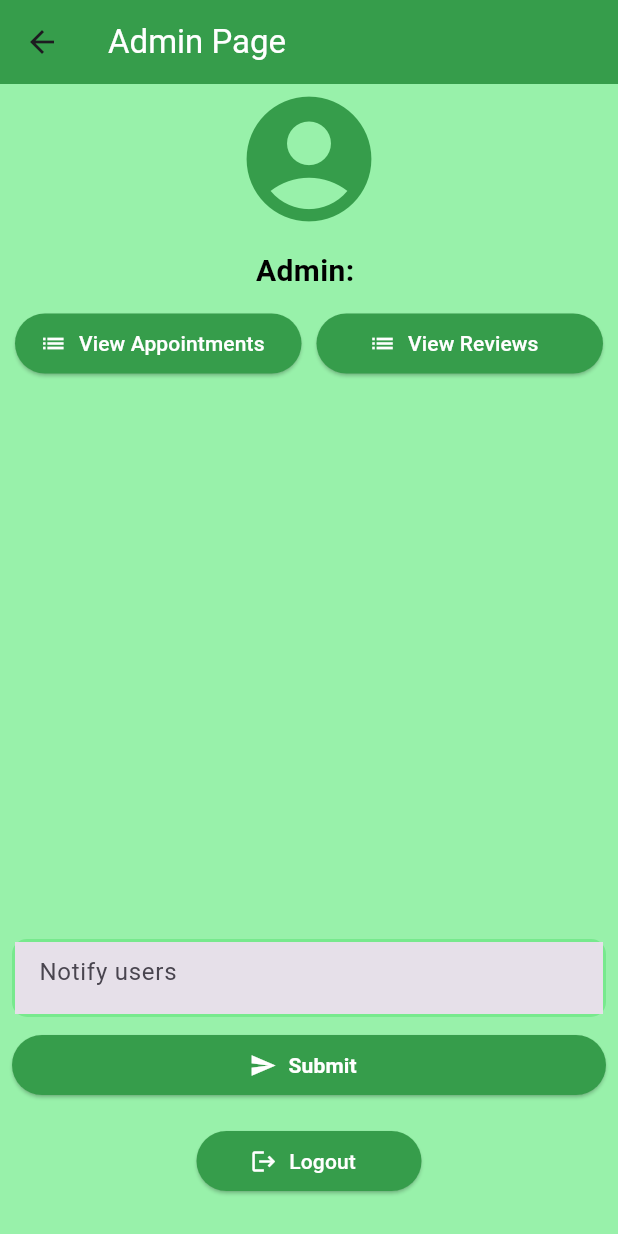
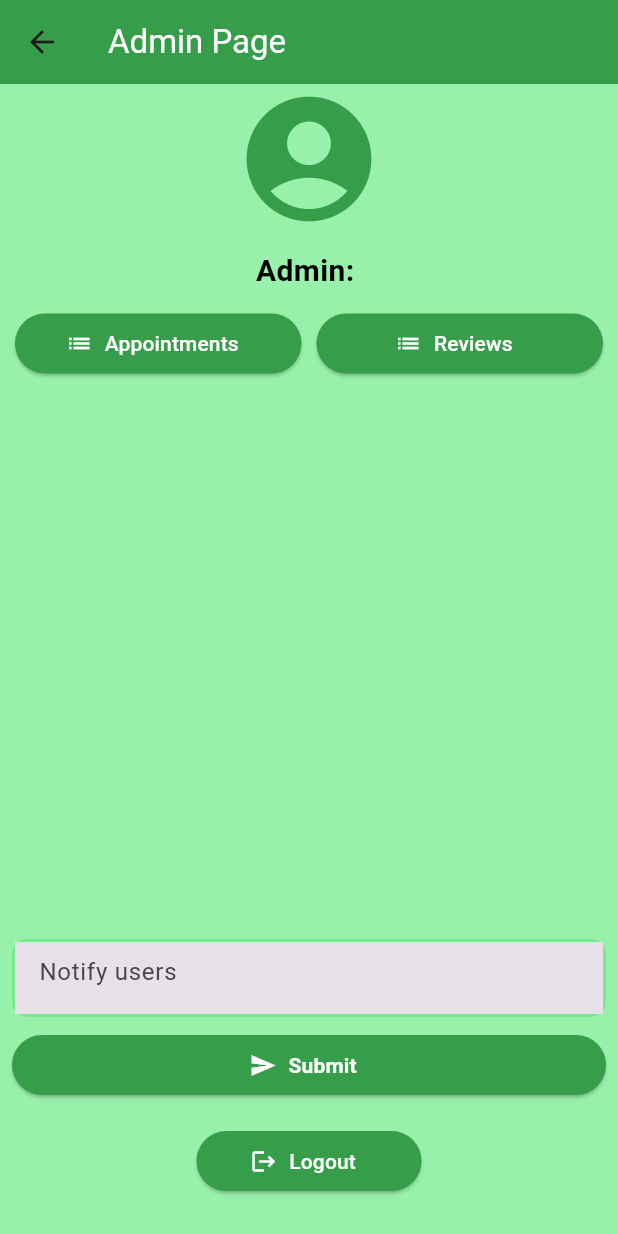
Before and after one commit to Phemelo1606/hospital-management-app, a Flutter app: the AdminPage screen opened by its route, on a phone screen of 412 x 824 dp. Run offline on Flutter 3.47's test engine with Material 3 defaults, Android fonts, the phone set to English and light mode, and no system bars; our stand-ins replace cloud_firestore, firebase_auth, firebase_core; accounts and stored records are empty.

Commit message:
changed appointment and review buttons in admin page

```diff
--- a/lib/features/user_auth/Presentation/pages/admin.dart
+++ b/lib/features/user_auth/Presentation/pages/admin.dart
@@ -81,7 +81,7 @@ class _AdminPageState extends State<AdminPage> {
                       backgroundColor: const Color.fromARGB(255, 54, 157, 75),
                     ),
                     label: const Text(
-                      'View Appointments',
+                      'Appointments',
                       style: TextStyle(color: Colors.white),
                     ),
                   ),
@@ -102,7 +102,7 @@ class _AdminPageState extends State<AdminPage> {
                       backgroundColor: const Color.fromARGB(255, 54, 157, 75),
                     ),
                     label: const Text(
-                      'View Reviews',
+                      'Reviews',
                       style: TextStyle(color: Colors.white),
                     ),
                   ),
--- a/lib/features/user_auth/Presentation/pages/notification.dart
+++ b/lib/features/user_auth/Presentation/pages/notification.dart
@@ -63,7 +63,7 @@ class _NotificationPageState extends State<NotificationPage> {
 
                     ),
                     onPressed: () {
-                       Navigator.of(context).popAndPushNamed(RouteManager.profilePage);
+                       Navigator.of(context).pushNamed(RouteManager.profilePage);
                     },
                     label: const Text("Back",style: TextStyle(color: Colors.white),),
                   ),
```
Also changed, not shown: lib/features/user_auth/Presentation/pages/profile.dart (+9 -9 lines).
